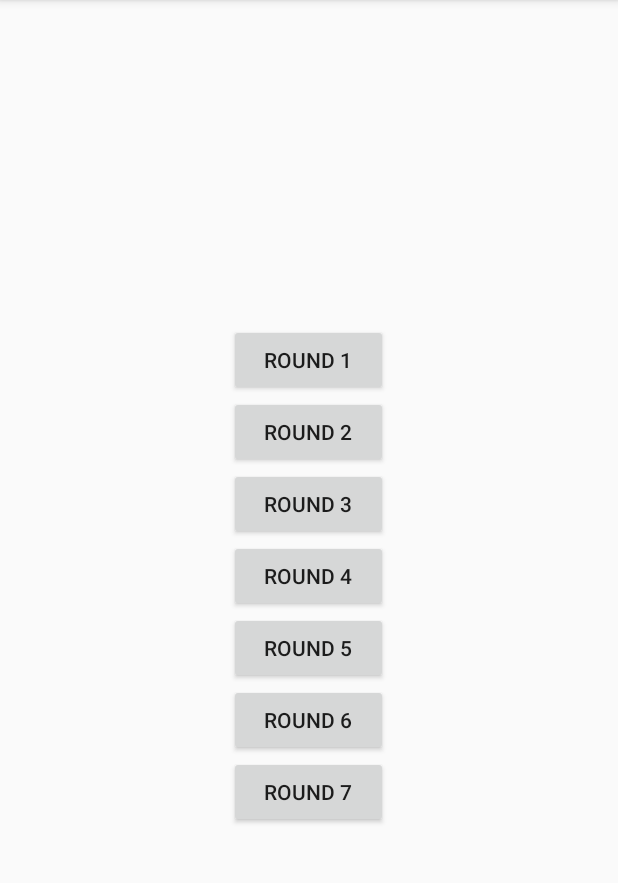
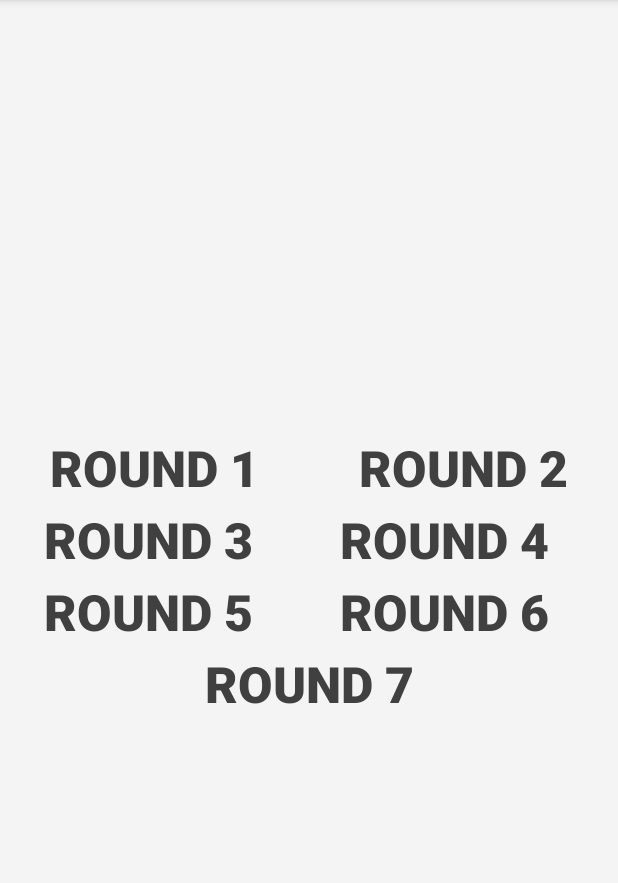
Before and after one commit to mauriciominella/AndroidVerbTrainer, an Android app: the screen it shows after launch (MainActivity), on a phone screen of 412 x 824 dp, the part 84-967 px from its top. Run offline under Robolectric (Android 15) with nearby library versions, the phone set to English and light mode, and no system bars.

Commit message:
Layout changes. Font size has been increased and buttons at home screen have been aligned.

```diff
--- a/CapigoaTrainer/app/src/main/res/layout/activity_main.xml
+++ b/CapigoaTrainer/app/src/main/res/layout/activity_main.xml
@@ -3,27 +3,54 @@
     android:layout_width="fill_parent"
     android:layout_height="fill_parent"
     android:gravity="center"
+    android:background="#f4f4f4"
     tools:context="com.bravi.capigoatrainer.app.MainActivity"
     android:orientation="vertical">
+
+    <LinearLayout
+        android:layout_width="fill_parent"
+        android:layout_height="wrap_content"
+        android:orientation="horizontal">
 
         <Button
             android:id="@+id/btn_round1"
             android:layout_width="wrap_content"
             android:layout_height="wrap_content"
+            android:layout_weight="1"
             android:hint="@string/hint_round1"
+            android:textStyle="bold"
+            android:textSize="15pt"
+            android:textColor="#404040"
+            android:background="@android:color/transparent"
             android:text="@string/Round1" />
 
         <Button
             android:id="@+id/btn_round2"
             android:layout_width="wrap_content"
             android:layout_height="wrap_content"
+            android:layout_weight="1"
+            android:textStyle="bold"
+            android:textSize="15pt"
+            android:textColor="#404040"
+            android:background="@android:color/transparent"
             android:hint="@string/hint_round2"
             android:text="@string/Round2" />
+
+        </LinearLayout>
+
+    <LinearLayout
+        android:layout_width="fill_parent"
+        android:layout_height="wrap_content"
+        android:orientation="horizontal">
 
     <Button
         android:id="@+id/btn_round3"
         android:layout_width="wrap_content"
         android:layout_height="wrap_content"
+        android:textStyle="bold"
+        android:textSize="15pt"
+        android:textColor="#404040"
+        android:background="@android:color/transparent"
         android:hint="@string/hint_round3"
         android:text="@string/Round3" />
 
@@ -31,14 +58,28 @@
         android:id="@+id/btn_round4"
         android:layout_width="wrap_content"
         android:layout_height="wrap_content"
+        android:textStyle="bold"
+        android:textSize="15pt"
+        android:textColor="#404040"
+        android:background="@android:color/transparent"
         android:hint="@string/hint_round4"
         android:text="@string/Round4" />
 
+</LinearLayout>
+
+    <LinearLayout
+        android:layout_width="fill_parent"
+        android:layout_height="wrap_content"
+        android:orientation="horizontal">
 
     <Button
         android:id="@+id/btn_round5"
         android:layout_width="wrap_content"
         android:layout_height="wrap_content"
+        android:textStyle="bold"
+        android:textSize="15pt"
+        android:textColor="#404040"
+        android:background="@android:color/transparent"
         android:hint="@string/hint_round5"
         android:text="@string/Round5" />
 
@@ -47,15 +88,31 @@
         android:id="@+id/btn_round6"
         android:layout_width="wrap_content"
         android:layout_height="wrap_content"
+        android:textStyle="bold"
+        android:textSize="15pt"
+        android:textColor="#404040"
+        android:background="@android:color/transparent"
         android:hint="@string/hint_round6"
         android:text="@string/Round6" />
 
+</LinearLayout>
+
+    <LinearLayout
+        android:layout_width="fill_parent"
+        android:layout_height="wrap_content"
+        android:gravity="center_horizontal"
+        android:orientation="horizontal">
 
     <Button
         android:id="@+id/btn_round7"
         android:layout_width="wrap_content"
         android:layout_height="wrap_content"
+        android:textStyle="bold"
+        android:textSize="15pt"
+        android:textColor="#404040"
+        android:background="@android:color/transparent"
         android:hint="@string/hint_round7"
         android:text="@string/Round7" />
 
      </LinearLayout>
+</LinearLayout>
```
Also changed, not shown: CapigoaTrainer/app/src/main/res/layout/activity_round_run.xml (+15 -18 lines). Lines whose indentation alone changed are shown as unchanged.
